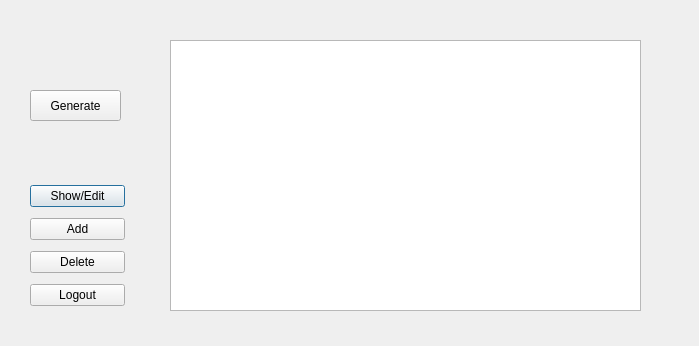
Old version of the form overview.ui in the repository kuczi55/Password-manager.
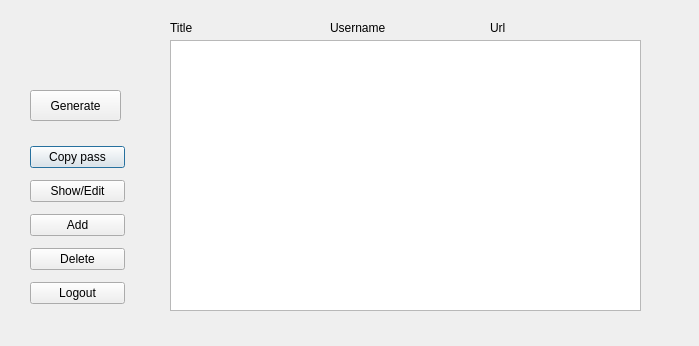
New version of the form.

```diff
--- a/overview.ui
+++ b/overview.ui
@@ -27,12 +27,19 @@
    <property name="geometry">
     <rect>
      <x>30</x>
-     <y>180</y>
+     <y>140</y>
      <width>95</width>
-     <height>135</height>
+     <height>170</height>
     </rect>
    </property>
    <layout class="QVBoxLayout" name="verticalLayout">
+    <item>
+     <widget class="QPushButton" name="pushButton_copy">
+      <property name="text">
+       <string>Copy pass</string>
+      </property>
+     </widget>
+    </item>
     <item>
      <widget class="QPushButton" name="pushButton_show_edit">
       <property name="text">
@@ -76,6 +83,45 @@
     <string>Generate</string>
    </property>
   </widget>
+  <widget class="QLabel" name="label">
+   <property name="geometry">
+    <rect>
+     <x>170</x>
+     <y>20</y>
+     <width>55</width>
+     <height>16</height>
+    </rect>
+   </property>
+   <property name="text">
+    <string>Title</string>
+   </property>
+  </widget>
+  <widget class="QLabel" name="label_2">
+   <property name="geometry">
+    <rect>
+     <x>330</x>
+     <y>20</y>
+     <width>71</width>
+     <height>16</height>
+    </rect>
+   </property>
+   <property name="text">
+    <string>Username</string>
+   </property>
+  </widget>
+  <widget class="QLabel" name="label_3">
+   <property name="geometry">
+    <rect>
+     <x>490</x>
+     <y>20</y>
+     <width>55</width>
+     <height>16</height>
+    </rect>
+   </property>
+   <property name="text">
+    <string>Url</string>
+   </property>
+  </widget>
  </widget>
  <resources/>
  <connections/>
```
